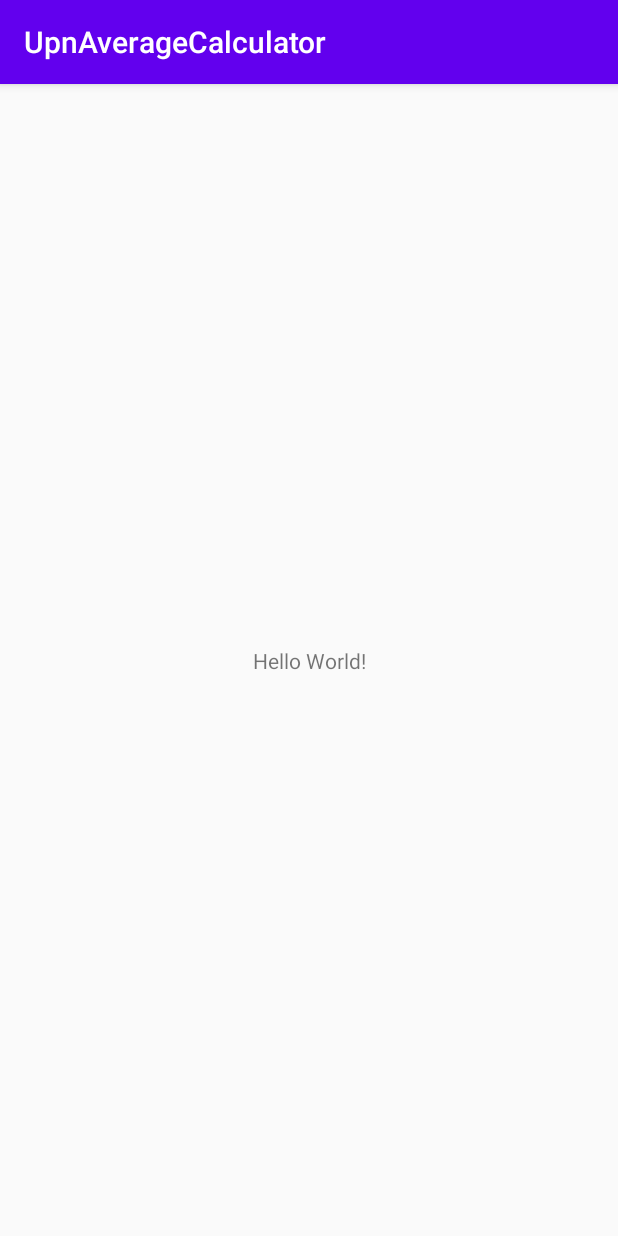
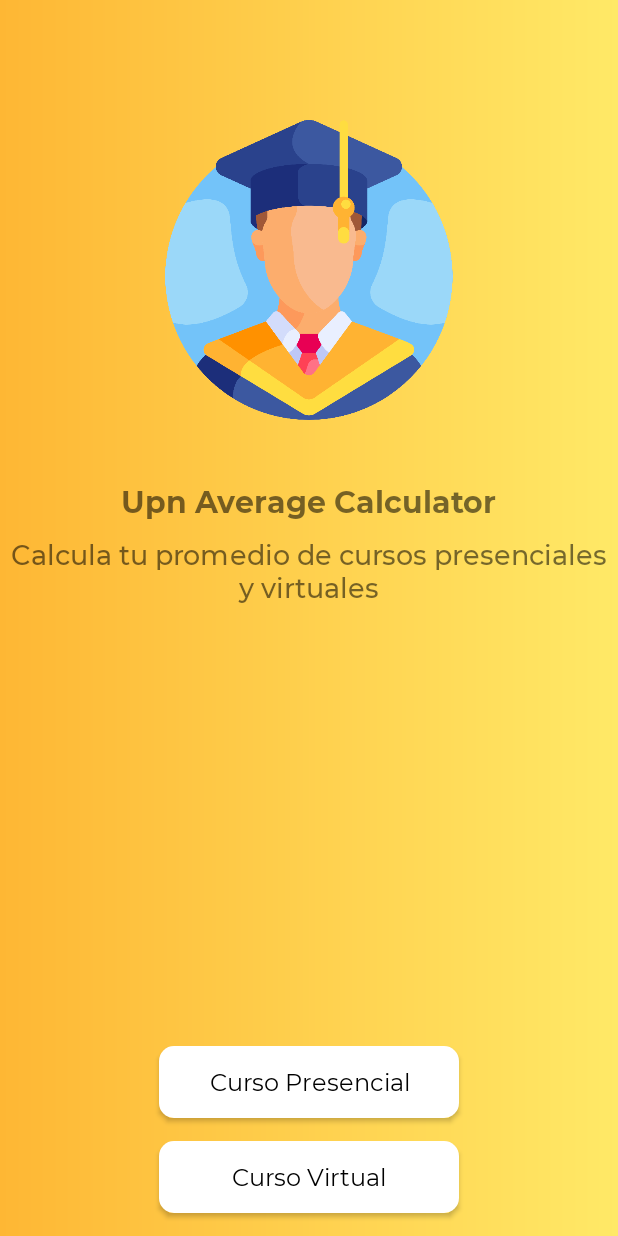
Before and after one commit to marcocastope/UpnAverageCalculator, an Android app: the screen it shows after launch (MainActivity), on a phone screen of 412 x 824 dp. Run offline under Robolectric (Android 15) with nearby library versions, the phone set to English and light mode, and no system bars.

Commit message:
main view is added

```diff
--- a/app/src/main/java/com/marcocastope/upnaveragecalculator/MainActivity.kt
+++ b/app/src/main/java/com/marcocastope/upnaveragecalculator/MainActivity.kt
@@ -1,11 +1,23 @@
 package com.marcocastope.upnaveragecalculator
 
+import android.os.Bundle
 import androidx.appcompat.app.AppCompatActivity
-import android.os.Bundle
+import kotlinx.android.synthetic.main.activity_main.*
 
 class MainActivity : AppCompatActivity() {
+
     override fun onCreate(savedInstanceState: Bundle?) {
         super.onCreate(savedInstanceState)
         setContentView(R.layout.activity_main)
+
+        setupMainAnimation()
+
     }
+
+    private fun setupMainAnimation() {
+        main_image.loadAnimation(this, R.animator.main_animations)
+        main_title.loadAnimation(this, R.animator.title_animation)
+        main_subtitle.loadAnimation(this, R.animator.subtitle_animation)
+    }
+
 }
--- /dev/null
+++ b/app/src/main/java/com/marcocastope/upnaveragecalculator/extensions.kt
@@ -0,0 +1,11 @@
+package com.marcocastope.upnaveragecalculator
+
+import android.animation.AnimatorInflater
+import android.app.Activity
+import android.view.View
+
+fun View.loadAnimation(context: Activity, idAnim: Int) {
+    val animation = AnimatorInflater.loadAnimator(context, idAnim)
+    animation.setTarget(this)
+    animation.start()
+}
--- /dev/null
+++ b/app/src/main/res/animator/main_animations.xml
@@ -0,0 +1,8 @@
+<?xml version="1.0" encoding="utf-8"?>
+<objectAnimator xmlns:android="http://schemas.android.com/apk/res/android"
+    android:propertyName="alpha"
+    android:duration="2000"
+    android:valueFrom="0.0"
+    android:valueTo="1.0">
+
+</objectAnimator>
--- /dev/null
+++ b/app/src/main/res/animator/subtitle_animation.xml
@@ -0,0 +1,8 @@
+<?xml version="1.0" encoding="utf-8"?>
+<objectAnimator xmlns:android="http://schemas.android.com/apk/res/android"
+    android:propertyName="translationX"
+    android:duration="1500"
+    android:valueFrom="-1500.0"
+    android:valueTo="0.0">
+
+</objectAnimator>
--- /dev/null
+++ b/app/src/main/res/animator/title_animation.xml
@@ -0,0 +1,8 @@
+<?xml version="1.0" encoding="utf-8"?>
+<objectAnimator xmlns:android="http://schemas.android.com/apk/res/android"
+    android:propertyName="translationX"
+    android:duration="1000"
+    android:valueFrom="1500.0"
+    android:valueTo="0.0">
+
+</objectAnimator>
--- /dev/null
+++ b/app/src/main/res/drawable/bg_btn.xml
@@ -0,0 +1,8 @@
+<?xml version="1.0" encoding="utf-8"?>
+<shape xmlns:android="http://schemas.android.com/apk/res/android">
+
+    <solid
+        android:color="#FFF" />
+    <corners
+        android:radius="10dp"/>
+</shape>
--- /dev/null
+++ b/app/src/main/res/drawable/bg_main.xml
@@ -0,0 +1,7 @@
+<?xml version="1.0" encoding="utf-8"?>
+<shape xmlns:android="http://schemas.android.com/apk/res/android">
+
+    <gradient
+        android:startColor="@color/colorPrimary"
+        android:endColor="@color/colorAccent"/>
+</shape>
--- a/app/src/main/res/layout/activity_main.xml
+++ b/app/src/main/res/layout/activity_main.xml
@@ -4,15 +4,72 @@
     xmlns:tools="http://schemas.android.com/tools"
     android:layout_width="match_parent"
     android:layout_height="match_parent"
+    android:background="@drawable/bg_main"
     tools:context=".MainActivity">
 
+    <ImageView
+        android:id="@+id/main_image"
+        android:layout_width="200dp"
+        android:layout_height="200dp"
+        android:src="@drawable/avatar"
+        android:layout_marginTop="80dp"
+        app:layout_constraintTop_toTopOf="parent"
+        app:layout_constraintStart_toStartOf="parent"
+        app:layout_constraintEnd_toEndOf="parent"/>
+
     <TextView
+        android:id="@+id/main_title"
         android:layout_width="wrap_content"
         android:layout_height="wrap_content"
-        android:text="Hello World!"
-        app:layout_constraintBottom_toBottomOf="parent"
+        android:text="Upn Average Calculator"
+        android:fontFamily="@font/mbold"
+        android:textSize="20sp"
+        android:layout_marginTop="40dp"
         app:layout_constraintLeft_toLeftOf="parent"
         app:layout_constraintRight_toRightOf="parent"
-        app:layout_constraintTop_toTopOf="parent" />
+        app:layout_constraintTop_toBottomOf="@id/main_image" />
+
+    <TextView
+        android:id="@+id/main_subtitle"
+        android:layout_width="wrap_content"
+        android:layout_height="wrap_content"
+        android:layout_marginTop="10dp"
+        android:textSize="18sp"
+        android:fontFamily="@font/mmedium"
+        android:gravity="center"
+        android:layout_marginStart="10dp"
+        android:layout_marginEnd="10dp"
+        android:text="Calcula tu promedio de cursos presenciales y virtuales"
+        app:layout_constraintTop_toBottomOf="@id/main_title"
+        app:layout_constraintStart_toStartOf="parent"
+        app:layout_constraintEnd_toEndOf="parent"/>
+
+    <Button
+        android:id="@+id/main_classroom_btn"
+        android:layout_width="200dp"
+        android:layout_height="wrap_content"
+        android:text="Curso Presencial"
+        android:background="@drawable/bg_btn"
+        android:textAppearance="@style/Widget.AppCompat.Button"
+        android:textSize="16sp"
+        android:fontFamily="@font/mregular"
+        android:layout_marginBottom="15dp"
+        app:layout_constraintBottom_toTopOf="@id/main_virtual_class_btn"
+        app:layout_constraintStart_toStartOf="parent"
+        app:layout_constraintEnd_toEndOf="parent"/>
+
+    <Button
+        android:id="@+id/main_virtual_class_btn"
+        android:layout_width="200dp"
+        android:layout_height="wrap_content"
+        android:text="Curso Virtual"
+        android:layout_marginBottom="15dp"
+        android:textSize="16sp"
+        android:fontFamily="@font/mregular"
+        android:textAppearance="@style/Widget.AppCompat.Button"
+        android:background="@drawable/bg_btn"
+        app:layout_constraintBottom_toBottomOf="parent"
+        app:layout_constraintStart_toStartOf="parent"
+        app:layout_constraintEnd_toEndOf="parent"/>
 
 </androidx.constraintlayout.widget.ConstraintLayout>
--- a/app/src/main/res/values/colors.xml
+++ b/app/src/main/res/values/colors.xml
@@ -1,6 +1,6 @@
 <?xml version="1.0" encoding="utf-8"?>
 <resources>
-    <color name="colorPrimary">#6200EE</color>
-    <color name="colorPrimaryDark">#3700B3</color>
-    <color name="colorAccent">#03DAC5</color>
+    <color name="colorPrimary">#feb734</color>
+    <color name="colorPrimaryDark">#c68700</color>
+    <color name="colorAccent">#ffe967</color>
 </resources>
--- a/app/src/main/res/values/styles.xml
+++ b/app/src/main/res/values/styles.xml
@@ -1,6 +1,6 @@
 <resources>
     <!-- Base application theme. -->
-    <style name="AppTheme" parent="Theme.AppCompat.Light.DarkActionBar">
+    <style name="AppTheme" parent="Theme.AppCompat.Light.NoActionBar">
         <!-- Customize your theme here. -->
         <item name="colorPrimary">@color/colorPrimary</item>
         <item name="colorPrimaryDark">@color/colorPrimaryDark</item>
```
